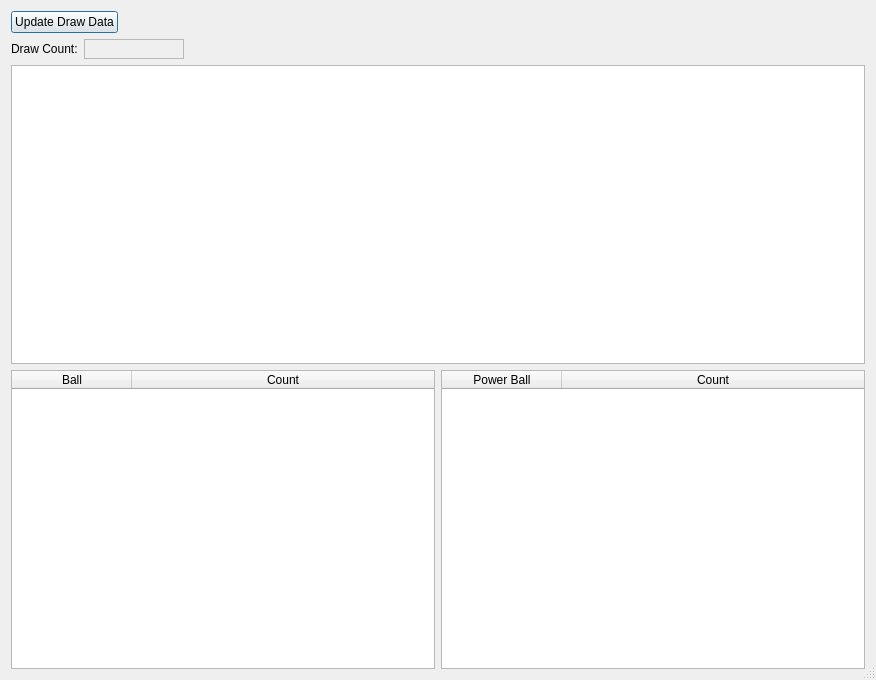
First picture: the form in LottoWindow.ui, repository SD-MotoRider/QTLottoTracker, before the edit.
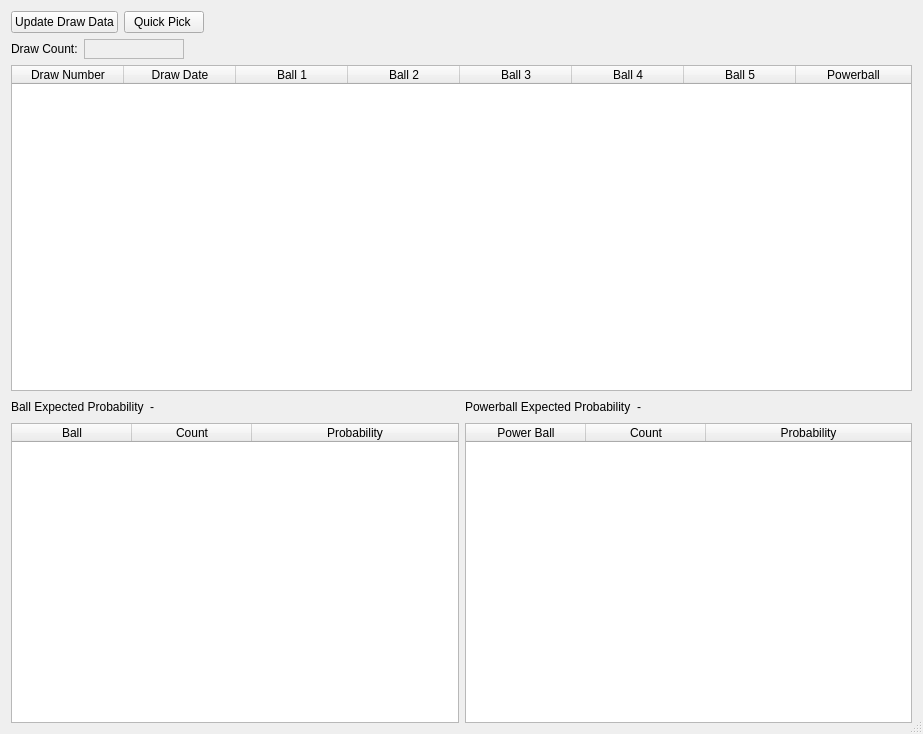
Second picture: the form after the edit.

Commit message: Added Quick Pick

What changed in the file:
```diff
--- a/LottoWindow.ui
+++ b/LottoWindow.ui
@@ -6,17 +6,23 @@
    <rect>
     <x>0</x>
     <y>0</y>
-    <width>876</width>
-    <height>680</height>
+    <width>923</width>
+    <height>734</height>
    </rect>
   </property>
+  <property name="sizePolicy">
+   <sizepolicy hsizetype="Expanding" vsizetype="Expanding">
+    <horstretch>0</horstretch>
+    <verstretch>0</verstretch>
+   </sizepolicy>
+  </property>
   <property name="windowTitle">
    <string>Powerball</string>
   </property>
   <property name="sizeGripEnabled">
    <bool>true</bool>
   </property>
-  <layout class="QVBoxLayout" name="verticalLayout">
+  <layout class="QVBoxLayout" name="verticalLayout_3">
    <item>
     <layout class="QHBoxLayout" name="horizontalLayout">
      <item>
@@ -24,6 +30,19 @@
        <property name="text">
         <string>Update Draw Data</string>
        </property>
+       <property name="autoDefault">
+        <bool>false</bool>
+       </property>
+      </widget>
+     </item>
+     <item>
+      <widget class="QPushButton" name="_genQuickPick">
+       <property name="text">
+        <string>Quick Pick </string>
+       </property>
+       <property name="autoDefault">
+        <bool>false</bool>
+       </property>
       </widget>
      </item>
      <item>
@@ -88,27 +107,97 @@
     </layout>
    </item>
    <item>
-    <widget class="QTableView" name="_drawTable">
-     <property name="editTriggers">
-      <set>QAbstractItemView::NoEditTriggers</set>
-     </property>
-     <property name="selectionMode">
-      <enum>QAbstractItemView::NoSelection</enum>
-     </property>
-     <property name="selectionBehavior">
-      <enum>QAbstractItemView::SelectRows</enum>
-     </property>
+    <widget class="QTableWidget" name="_drawTable">
+     <attribute name="horizontalHeaderDefaultSectionSize">
+      <number>112</number>
+     </attribute>
      <attribute name="horizontalHeaderStretchLastSection">
       <bool>true</bool>
      </attribute>
      <attribute name="verticalHeaderVisible">
       <bool>false</bool>
      </attribute>
+     <column>
+      <property name="text">
+       <string>Draw Number</string>
+      </property>
+     </column>
+     <column>
+      <property name="text">
+       <string>Draw Date</string>
+      </property>
+     </column>
+     <column>
+      <property name="text">
+       <string>Ball 1</string>
+      </property>
+     </column>
+     <column>
+      <property name="text">
+       <string>Ball 2</string>
+      </property>
+     </column>
+     <column>
+      <property name="text">
+       <string>Ball 3</string>
+      </property>
+     </column>
+     <column>
+      <property name="text">
+       <string>Ball 4</string>
+      </property>
+     </column>
+     <column>
+      <property name="text">
+       <string>Ball 5</string>
+      </property>
+     </column>
+     <column>
+      <property name="text">
+       <string>Powerball</string>
+      </property>
+     </column>
     </widget>
    </item>
+   <item>
+    <layout class="QHBoxLayout" name="horizontalLayout_5">
+     <item>
+      <layout class="QVBoxLayout" name="verticalLayout">
    <item>
     <layout class="QHBoxLayout" name="horizontalLayout_2">
      <item>
+          <widget class="QLabel" name="label_2">
+           <property name="text">
+            <string>Ball Expected Probability</string>
+           </property>
+          </widget>
+         </item>
+         <item>
+          <widget class="QLabel" name="_numberProbability">
+           <property name="text">
+            <string>-</string>
+           </property>
+           <property name="alignment">
+            <set>Qt::AlignRight|Qt::AlignTrailing|Qt::AlignVCenter</set>
+           </property>
+          </widget>
+         </item>
+         <item>
+          <spacer name="horizontalSpacer_3">
+           <property name="orientation">
+            <enum>Qt::Horizontal</enum>
+           </property>
+           <property name="sizeHint" stdset="0">
+            <size>
+             <width>40</width>
+             <height>20</height>
+            </size>
+           </property>
+          </spacer>
+         </item>
+        </layout>
+       </item>
+       <item>
       <widget class="QTableWidget" name="_ballFreqTable">
        <attribute name="horizontalHeaderDefaultSectionSize">
         <number>120</number>
@@ -129,7 +218,50 @@
          <string>Count</string>
         </property>
        </column>
-      </widget>
+         <column>
+          <property name="text">
+           <string>Probability</string>
+          </property>
+         </column>
+        </widget>
+       </item>
+      </layout>
+     </item>
+     <item>
+      <layout class="QVBoxLayout" name="verticalLayout_2">
+       <item>
+        <layout class="QHBoxLayout" name="horizontalLayout_4">
+         <item>
+          <widget class="QLabel" name="label_3">
+           <property name="text">
+            <string>Powerball Expected Probability</string>
+           </property>
+          </widget>
+         </item>
+         <item>
+          <widget class="QLabel" name="_pBallProbability">
+           <property name="text">
+            <string>-</string>
+           </property>
+           <property name="alignment">
+            <set>Qt::AlignRight|Qt::AlignTrailing|Qt::AlignVCenter</set>
+           </property>
+          </widget>
+         </item>
+         <item>
+          <spacer name="horizontalSpacer_4">
+           <property name="orientation">
+            <enum>Qt::Horizontal</enum>
+           </property>
+           <property name="sizeHint" stdset="0">
+            <size>
+             <width>40</width>
+             <height>20</height>
+            </size>
+           </property>
+          </spacer>
+         </item>
+        </layout>
      </item>
      <item>
       <widget class="QTableWidget" name="_pBallFreqTable">
@@ -155,7 +287,14 @@
          <string>Count</string>
         </property>
        </column>
-      </widget>
+         <column>
+          <property name="text">
+           <string>Probability</string>
+          </property>
+         </column>
+        </widget>
+       </item>
+      </layout>
      </item>
     </layout>
    </item>
```
Lines whose indentation alone changed are shown as unchanged. The commit also changes 9 other files.
